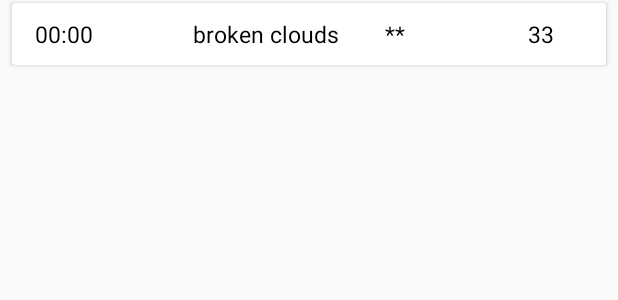
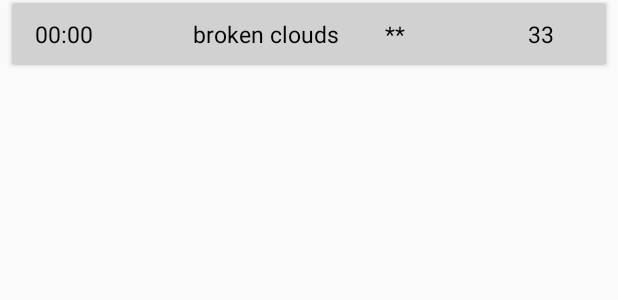
Before and after one commit to AliexieievAndrew/AndrewsWeatherApp, an Android app: the layout expandable_recycler_view_weather_four_days_child.xml on its own in the app's theme, with its tools: preview values and no code run, on a phone screen of 412 x 824 dp. Shown: the top 300 px of the screen. Run offline under Robolectric (Android 15) with nearby library versions, the phone set to English and light mode, and no system bars; Roboto replaces fonts that are not available here.

Commit message:
add icon launcher, edit color expandable recycler view child

```diff
--- a/app/src/main/AndroidManifest.xml
+++ b/app/src/main/AndroidManifest.xml
@@ -7,9 +7,9 @@
 
     <application
         android:allowBackup="true"
-        android:icon="@mipmap/ic_launcher"
+        android:icon="@mipmap/ic_weather_launcher"
         android:label="@string/app_name"
-        android:roundIcon="@mipmap/ic_launcher_round"
+        android:roundIcon="@mipmap/ic_weather_launcher"
         android:supportsRtl="true"
         android:theme="@style/Theme.AppCompat.DayNight.NoActionBar">
 
--- a/app/src/main/res/layout/expandable_recycler_view_weather_four_days_child.xml
+++ b/app/src/main/res/layout/expandable_recycler_view_weather_four_days_child.xml
@@ -1,9 +1,10 @@
 <?xml version="1.0" encoding="utf-8"?>
-<android.support.v7.widget.CardView
-    xmlns:android="http://schemas.android.com/apk/res/android"
+<android.support.v7.widget.CardView xmlns:android="http://schemas.android.com/apk/res/android"
+    xmlns:app="http://schemas.android.com/apk/res-auto"
     android:layout_marginLeft="8dp"
     android:layout_marginRight="8dp"
     android:layout_marginTop="2dp"
+    app:cardBackgroundColor="@color/colorLightGrey"
     android:layout_width="match_parent"
     android:layout_height="wrap_content">
     <LinearLayout
--- a/app/src/main/res/layout/fragment_weather_main.xml
+++ b/app/src/main/res/layout/fragment_weather_main.xml
@@ -6,7 +6,7 @@
     android:orientation="vertical">
 
     <LinearLayout
-        android:layout_marginTop="20dp"
+        android:layout_marginTop="50dp"
         android:layout_width="wrap_content"
         android:layout_height="wrap_content"
         android:orientation="vertical"
--- a/app/src/main/res/values/colors.xml
+++ b/app/src/main/res/values/colors.xml
@@ -5,4 +5,6 @@
     <color name="colorAccent">#FF4081</color>
     <color name="colorWhite">#FFFFFF</color>
     <color name="colorBlack">#000000</color>
+    <color name="colorLightGrey">#d1d1d1</color>
+
 </resources>
```
Also changed, not shown: app/src/main/res/mipmap-hdpi/ic_weather_launcher.png (added), app/src/main/res/mipmap-mdpi/ic_weather_launcher.png (added), app/src/main/res/mipmap-xhdpi/ic_weather_launcher.png (added), app/src/main/res/mipmap-xxhdpi/ic_weather_launcher.png (added), app/src/main/res/mipmap-xxxhdpi/ic_weather_launcher.png (added).
